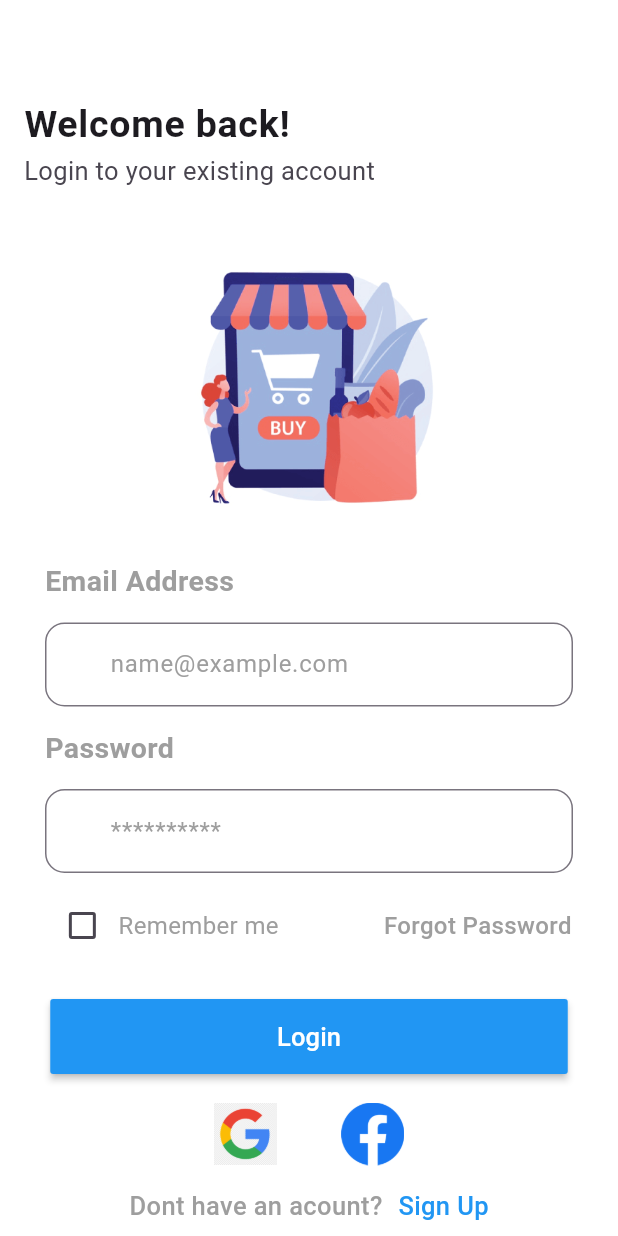
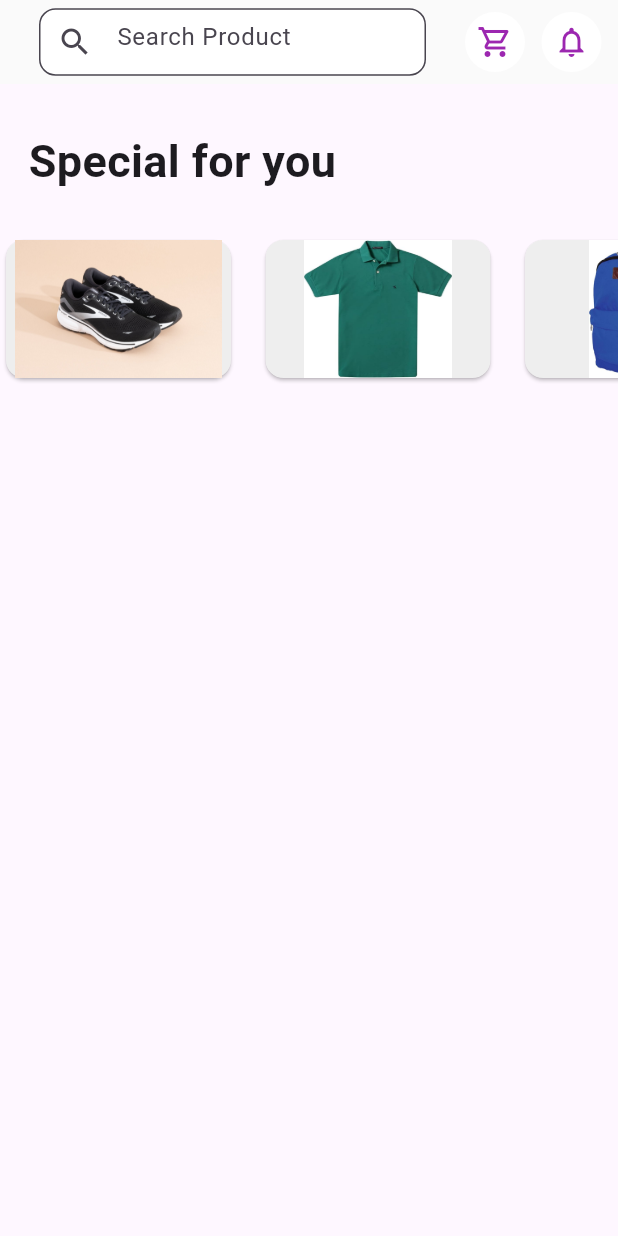
Before and after one commit to AhmedMahrous0023/My_first_E-commerce, a Flutter app: the screen it shows after launch, on a phone screen of 412 x 824 dp. Run offline on Flutter 3.47's test engine with Material 3 defaults, Android fonts, the light colour scheme and no system bars.

Commit message:
implement special for you section

```diff
--- /dev/null
+++ b/lib/Components/products/list.dart
@@ -0,0 +1,48 @@
+import 'package:first_ecommerce/Models/product_model.dart';
+import 'package:flutter/material.dart';
+
+class MyListTemplate extends StatelessWidget {
+  final String text;
+  final List<Product> products;
+
+  const MyListTemplate({super.key, required this.text, required this.products});
+
+  @override
+  Widget build(BuildContext context) {
+    return Container(
+      height: 200,
+      child: Column(
+        crossAxisAlignment: CrossAxisAlignment.start,
+        children: [
+          Expanded(
+            child: Padding(
+              padding: const EdgeInsets.only(left: 19, top: 30,bottom: 30),
+              child: Text(
+                text,
+                style: TextStyle(fontSize: 30, fontWeight: FontWeight.bold),
+              ),
+            ),
+          ),
+          Expanded(
+            child: ListView.builder(
+              scrollDirection: Axis.horizontal,
+              itemBuilder: (context,index)=>Container(height: 500,
+                child: Row(
+                  children: [
+                    Card(
+                      color: Colors.grey[200],
+                      child: Image.asset(products[index].image!,width: 150,)),
+                      SizedBox(width: 15,)
+                  ],
+                ),
+              ),
+              itemCount: products.length,),
+          ),
+
+
+
+        ],
+      ),
+    );
+  }
+}
--- a/lib/Components/template_input.dart
+++ b/lib/Components/template_input.dart
@@ -1,17 +1,17 @@
 import 'package:flutter/material.dart';
 
 class TemplateInput extends StatelessWidget {
-  final String text;
+  final String text ;
   final String hintText;
-  final String prefixText;
+  final String prefixText ;
   final bool obscureText ;
   TextEditingController controller ;
 
    TemplateInput(
       {super.key,
-      required this.text,
+       required this.text,
+       required this.prefixText,
       required this.hintText,
-      required this.prefixText,
       required this.obscureText,
       required this.controller});
 
@@ -47,7 +47,7 @@ class TemplateInput extends StatelessWidget {
                       BorderSide(color: Colors.white, style: BorderStyle.none)),
               hintText: hintText,
               hintStyle: TextStyle(color: Colors.grey),
-              prefix: Text(prefixText),
+              prefix:Text(prefixText),
             ),
           ),
         ),
--- /dev/null
+++ b/lib/Models/product_model.dart
@@ -0,0 +1,8 @@
+class Product{
+  String? name ;
+  String? dsc ;
+  String?image ;
+  double? price ;
+
+  Product ({this.dsc,this.image,this.name,this.price});
+}
--- /dev/null
+++ b/lib/Screens/home_screen.dart
@@ -0,0 +1,106 @@
+import 'package:first_ecommerce/components/products/list.dart';
+import 'package:first_ecommerce/Models/product_model.dart';
+import 'package:flutter/material.dart';
+
+class HomeScreen extends StatefulWidget {
+  const HomeScreen({super.key});
+
+  @override
+  State<HomeScreen> createState() => _HomeScreenState();
+}
+
+class _HomeScreenState extends State<HomeScreen> {
+  final TextEditingController _serachController = TextEditingController();
+  List<Product> products = [
+    Product(
+        name: "shoes",
+        dsc: "comfortable",
+        image: "assets/images/shoes.jpg",
+        price: 250.5),
+    Product(
+        name: "T-shirt",
+        dsc: "comfortable",
+        image: "assets/images/t-shirt.jpg",
+        price: 250.5),
+    Product(
+        name: "bag",
+        dsc: "comfortable",
+        image: "assets/images/bag.jpg",
+        price: 250.5),
+    Product(
+        name: "Laptob",
+        dsc: "comfortable",
+        image: "assets/images/laptob.jpg",
+        price: 250.5),
+    Product(
+        name: "i-Phone",
+        dsc: "iPhone 14 Pro Max",
+        image: "assets/images/iphone_.jpg",
+        price: 250.5),
+    Product(
+        name: "Complete Computer",
+        dsc: "comfortable",
+        image: "assets/images/computer.jpg",
+        price: 250.5),
+
+  ];
+  @override
+  Widget build(BuildContext context) {
+    return Scaffold(
+        appBar: AppBar(
+          backgroundColor: Colors.grey[50],
+          title: Container(
+            height: 65,
+            padding: EdgeInsets.all(10),
+            child: Center(
+              child: TextField(
+                controller: _serachController,
+                decoration: InputDecoration(
+                  fillColor: Colors.white,
+                  filled: true,
+                  hintText: "Search Product",
+                  prefixIcon: Icon(Icons.search),
+                  border: OutlineInputBorder(
+                    borderRadius: BorderRadius.circular(11),
+                  ),
+                ),
+              ),
+            ),
+          ),
+          actions: [
+            CircleAvatar(
+              child: Icon(
+                Icons.shopping_cart_outlined,
+                color: Colors.purple,
+              ),
+              backgroundColor: Colors.white,
+            ),
+            SizedBox(
+              width: 11,
+            ),
+            CircleAvatar(
+              child: Icon(
+                Icons.notifications_outlined,
+                color: Colors.purple,
+              ),
+              backgroundColor: Colors.white,
+            ),
+            SizedBox(
+              width: 11,
+            ),
+          ],
+        ),
+        body: SingleChildScrollView(
+          child: Column(
+            crossAxisAlignment: CrossAxisAlignment.start,
+            children: [
+             Column(
+               children: [
+                MyListTemplate(text: "Special for you", products: products)
+               ],
+             )
+            ],
+          ),
+        ));
+  }
+}
--- a/lib/Screens/sign_in_screen.dart
+++ b/lib/Screens/sign_in_screen.dart
@@ -1,6 +1,6 @@
-import 'package:first_ecommerce/Components/my_button.dart';
-import 'package:first_ecommerce/Components/template_input.dart';
-import 'package:first_ecommerce/Components/tile_image.dart';
+import 'package:first_ecommerce/components/my_button.dart';
+import 'package:first_ecommerce/components/template_input.dart';
+import 'package:first_ecommerce/components/tile_image.dart';
 import 'package:flutter/foundation.dart';
 import 'package:flutter/material.dart';
 
--- a/lib/Screens/sign_up_screen.dart
+++ b/lib/Screens/sign_up_screen.dart
@@ -1,5 +1,5 @@
-import 'package:first_ecommerce/Components/my_button.dart';
-import 'package:first_ecommerce/Components/template_input.dart';
+import 'package:first_ecommerce/components/my_button.dart';
+import 'package:first_ecommerce/components/template_input.dart';
 import 'package:flutter/material.dart';
 
 class SignUpScreen extends StatefulWidget {
--- a/lib/Screens/verification_screen.dart
+++ b/lib/Screens/verification_screen.dart
@@ -1,5 +1,5 @@
-import 'package:first_ecommerce/Components/my_button.dart';
-import 'package:first_ecommerce/Components/my_card_template.dart';
+import 'package:first_ecommerce/components/my_button.dart';
+import 'package:first_ecommerce/components/my_card_template.dart';
 import 'package:flutter/material.dart';
 
 class VerficationScreen extends StatefulWidget {
--- a/lib/main.dart
+++ b/lib/main.dart
@@ -1,3 +1,4 @@
+import 'package:first_ecommerce/Screens/home_screen.dart';
 import 'package:first_ecommerce/Screens/sign_in_screen.dart';
 import 'package:first_ecommerce/Screens/sign_up_screen.dart';
 import 'package:first_ecommerce/Screens/verification_screen.dart';
@@ -13,7 +14,7 @@ class MyApp extends StatelessWidget {
   @override
   Widget build(BuildContext context) {
     return MaterialApp(
-      home: SignInScreen(),
+      home:HomeScreen(),
       routes: {
         "sign_in_page":(context)=>SignInScreen(),
         "sign_up_screen":(context)=>SignUpScreen(),
```
Also changed, not shown: assets/images/bag.jpg (added), assets/images/computer.jpg (added), assets/images/iphone_.jpg (added), assets/images/laptob.jpg (added), assets/images/shoes.jpg (added), assets/images/t-shirt.jpg (added).
